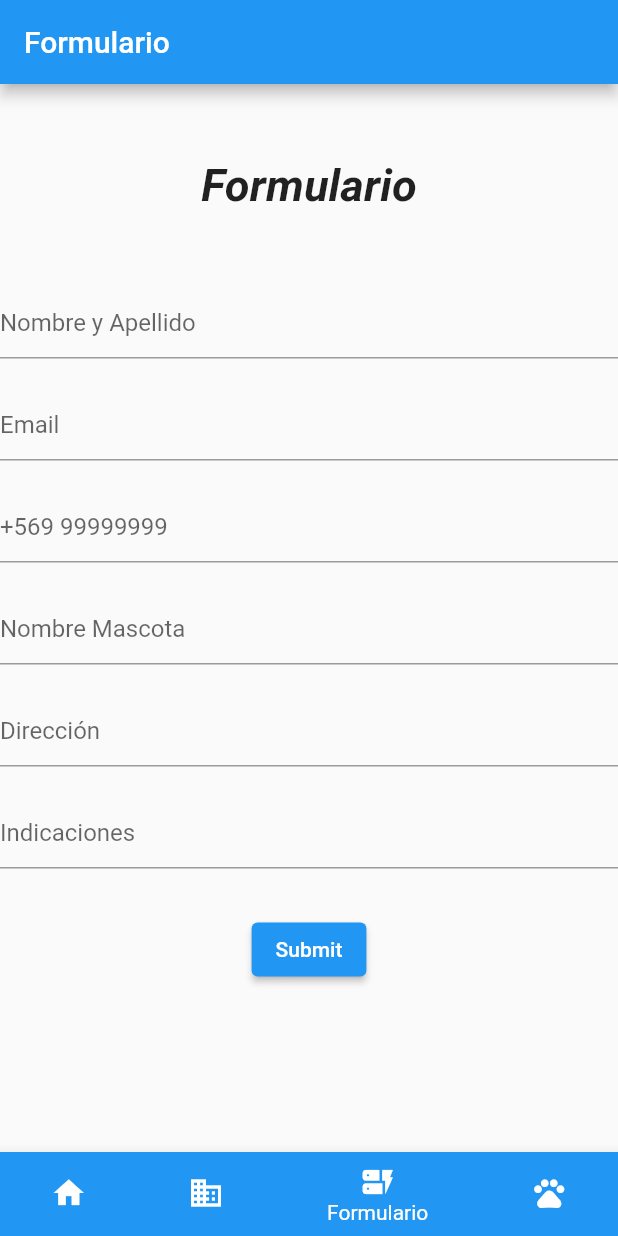
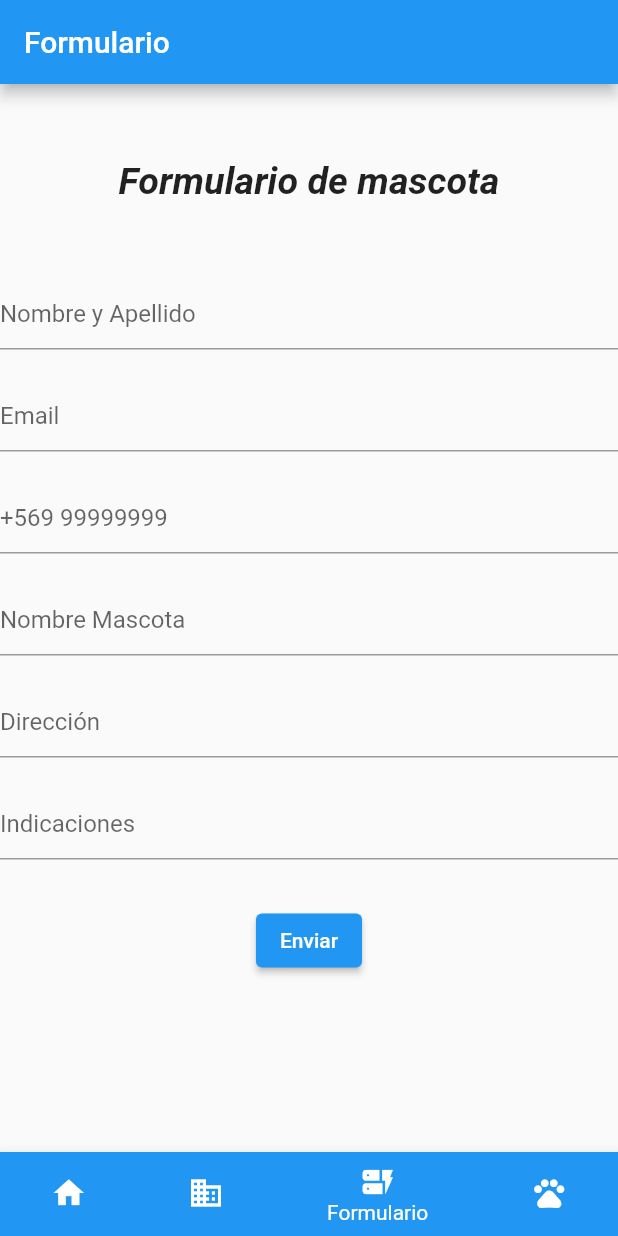
Before and after one commit to JulietteOssandon98/dahev, a Flutter app: the screen it shows after launch, item 3 of the bottom bar chosen, on a phone screen of 412 x 824 dp. Run offline on Flutter 3.47's test engine with Material 2 defaults, Android fonts, the phone set to English and light mode, and no system bars; network calls fail.

Commit message:
detalles gestos y formulario

```diff
--- a/lib/formulario.dart
+++ b/lib/formulario.dart
@@ -24,11 +24,11 @@ class _TerceraPantallaEstado extends State<TerceraPantalla> {
               Padding(
                 padding: EdgeInsets.all(50.0),
                 child: Text(
-                  'Formulario',
+                  'Formulario de mascota',
                   style: TextStyle(
                     fontWeight: FontWeight.bold,
                     fontStyle: FontStyle.italic,
-                    fontSize: 30,
+                    fontSize: 25,
                   ),
                 ),
               ),
@@ -113,7 +113,7 @@ class _TerceraPantallaEstado extends State<TerceraPantalla> {
                       // Process data.
                     }
                   },
-                  child: const Text('Submit'),
+                  child: const Text('Enviar'),
                 ),
               ),
             ],
```
Also changed, not shown: lib/gestos.dart (+10 -9 lines).
